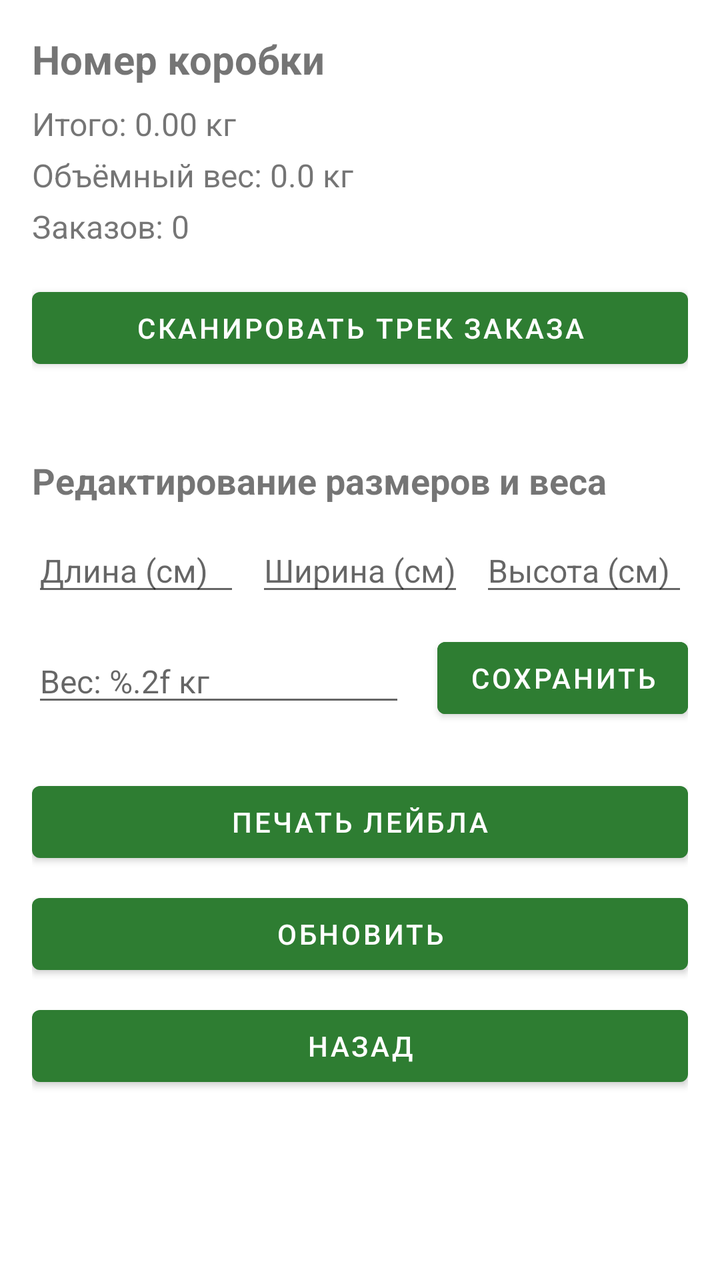
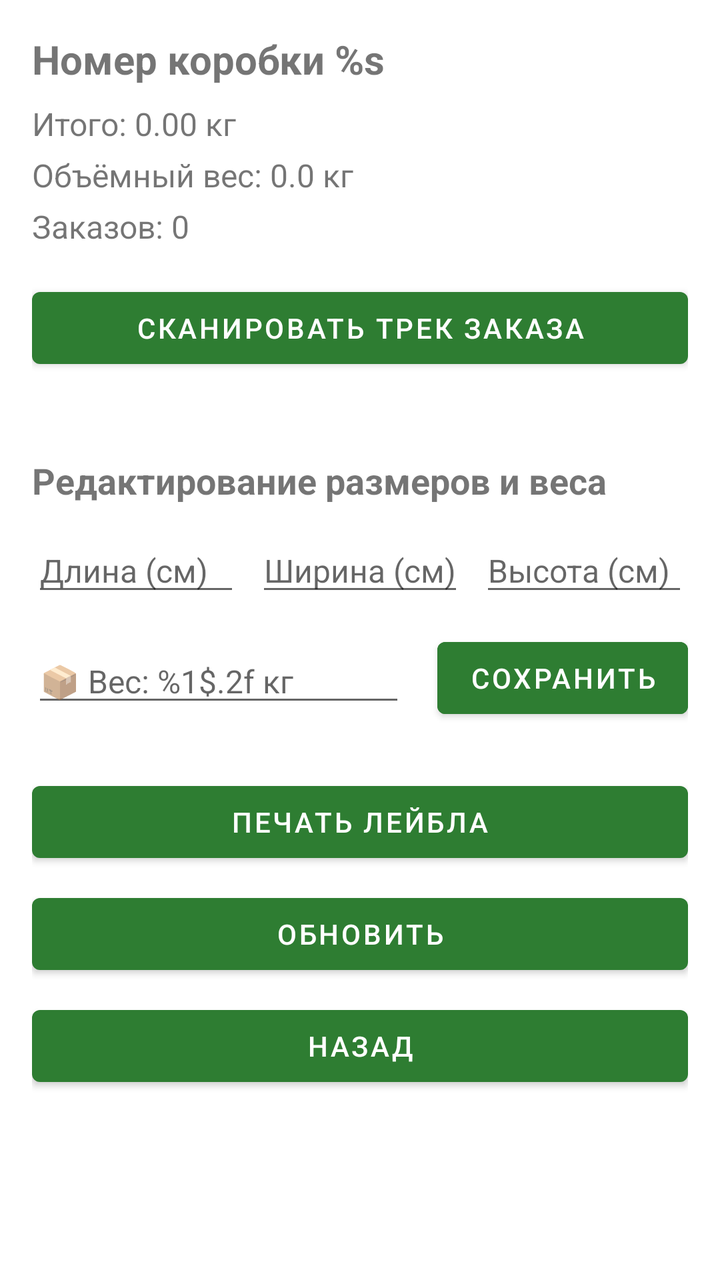

Two renders of the same Android screen: before a commit and after it. Below are the layout's source before the change and the commit's diff.
<!-- AndroidManifest.xml: application theme AppTheme -->
<!-- res/layout/fragment_box_detail.xml -->
<?xml version="1.0" encoding="utf-8"?>
<androidx.core.widget.NestedScrollView
    xmlns:android="http://schemas.android.com/apk/res/android"
    android:layout_width="match_parent"
    android:layout_height="match_parent"
    android:fillViewport="true">

    <LinearLayout
        android:layout_width="match_parent"
        android:layout_height="wrap_content"
        android:orientation="vertical"
        android:padding="16dp">

        
        <TextView
            android:id="@+id/tvBoxNumber"
            android:layout_width="wrap_content"
            android:layout_height="wrap_content"
            android:text="@string/box_number"
            android:textSize="20sp"
            android:textStyle="bold" />

        <TextView
            android:id="@+id/tvGrossWeight"
            android:layout_width="wrap_content"
            android:layout_height="wrap_content"
            android:text="@string/total_weight"
            android:textSize="16sp"
            android:layout_marginTop="8dp" />

        <TextView
            android:id="@+id/tvVWeight"
            android:layout_width="wrap_content"
            android:layout_height="wrap_content"
            android:text="Объёмный вес: 0.0 кг"
            android:textSize="16sp"
            android:layout_marginTop="4dp" />

        <TextView
            android:id="@+id/tvOrderCount"
            android:layout_width="wrap_content"
            android:layout_height="wrap_content"
            android:text="@string/orders"
            android:textSize="16sp"
            android:layout_marginTop="4dp" />

        
        <Button
            android:id="@+id/btnAddOrder"
            android:layout_width="match_parent"
            android:layout_height="wrap_content"
            android:layout_marginTop="16dp"
            android:text="@string/scan_track" />

        
        <ProgressBar
            android:id="@+id/progressBar"
            android:layout_width="wrap_content"
            android:layout_height="wrap_content"
            android:layout_gravity="center"
            android:visibility="gone"
            android:layout_marginTop="16dp" />

        
        <androidx.recyclerview.widget.RecyclerView
            android:id="@+id/rvOrders"
            android:layout_width="match_parent"
            android:layout_height="wrap_content"
            android:layout_marginTop="16dp"
            android:nestedScrollingEnabled="false" />

        
        <LinearLayout
            android:layout_width="match_parent"
            android:layout_height="wrap_content"
            android:orientation="vertical"
            android:layout_marginTop="24dp">

            <TextView
                android:layout_width="wrap_content"
                android:layout_height="wrap_content"
                android:text="@string/edit_dimensions_and_weight"
                android:textStyle="bold"
                android:textSize="18sp" />

            <LinearLayout
                android:layout_width="match_parent"
                android:layout_height="wrap_content"
                android:orientation="horizontal"
                android:layout_marginTop="12dp"
                android:gravity="center_vertical">

                <EditText
                    android:id="@+id/etLength"
                    android:layout_width="0dp"
                    android:layout_weight="1"
                    android:layout_height="wrap_content"
                    android:selectAllOnFocus="true"
                    android:hint="@string/length"
                    android:inputType="number"
                    android:textSize="16sp" />

                <EditText
                    android:id="@+id/etWidth"
                    android:layout_width="0dp"
                    android:layout_weight="1"
                    android:layout_height="wrap_content"
                    android:selectAllOnFocus="true"
                    android:hint="@string/width"
                    android:inputType="number"
                    android:textSize="16sp"
                    android:layout_marginHorizontal="8dp" />

                <EditText
                    android:id="@+id/etHeight"
                    android:layout_width="0dp"
                    android:layout_weight="1"
                    android:layout_height="wrap_content"
                    android:selectAllOnFocus="true"
                    android:hint="@string/height"
                    android:inputType="number"
                    android:textSize="16sp" />
            </LinearLayout>

            <LinearLayout
                android:layout_width="match_parent"
                android:layout_height="wrap_content"
                android:orientation="horizontal"
                android:layout_marginTop="12dp"
                android:gravity="center_vertical">

                <EditText
                    android:id="@+id/etGrossWeight"
                    android:layout_width="0dp"
                    android:layout_weight="1"
                    android:layout_height="wrap_content"
                    android:selectAllOnFocus="true"
                    android:hint="@string/weight_format"
                    android:inputType="numberDecimal"
                    android:textSize="16sp" />

                <Button
                    android:id="@+id/btnSaveSizes"
                    android:layout_width="wrap_content"
                    android:layout_height="wrap_content"
                    android:layout_marginStart="16dp"
                    android:text="@string/save"
                    android:backgroundTint="#2E7D32"
                    android:textColor="#FFFFFF" />
            </LinearLayout>
        </LinearLayout>

        
        <Button
            android:id="@+id/btnPrint"
            android:layout_width="match_parent"
            android:layout_height="wrap_content"
            android:layout_marginTop="24dp"
            android:text="@string/print_label" />

        <Button
            android:id="@+id/btnRefresh"
            android:layout_width="match_parent"
            android:layout_height="wrap_content"
            android:layout_marginTop="8dp"
            android:text="@string/refresh" />

        <Button
            android:id="@+id/btnBack"
            android:layout_width="match_parent"
            android:layout_height="wrap_content"
            android:layout_marginTop="8dp"
            android:text="@string/back" />

    </LinearLayout>
</androidx.core.widget.NestedScrollView>
<!-- resources referenced by this layout -->
<resources>
  <string name="back">Hазад</string>
  <string name="box_number">Номер коробки</string>
  <string name="edit_dimensions_and_weight">Редактирование размеров и веса</string>
  <string name="height">Высота (см)</string>
  <string name="length">Длина (см)</string>
  <string name="orders">Заказов: 0</string>
  <string name="print_label">Печать лейбла</string>
  <string name="refresh">Обновить</string>
  <string name="save">Сохранить</string>
  <string name="scan_track">Сканировать трек заказа</string>
  <string name="total_weight">Итого: 0.00 кг</string>
  <string name="weight_format">Вес: %.2f кг</string>
  <string name="width">Ширина (см)</string>
  <style name="AppTheme" parent="Theme.MaterialComponents.Light.NoActionBar">
          
          <item name="colorPrimary">#2E7D32</item>  
          <item name="colorPrimaryVariant">#1B5E20</item>
          <item name="colorOnPrimary">#FFFFFF</item>
          <item name="colorSecondary">#2E7D32</item>
          <item name="colorSecondaryVariant">#1B5E20</item>
          <item name="colorOnSecondary">#000000</item>
      </style>
</resources>

<!-- the commit's change to res/layout/fragment_box_detail.xml (unified diff, before → after) -->
@@ -16,7 +16,7 @@
             android:id="@+id/tvBoxNumber"
             android:layout_width="wrap_content"
             android:layout_height="wrap_content"
-            android:text="@string/box_number"
+            android:text="@string/box_track"
             android:textSize="20sp"
             android:textStyle="bold" />
 
<!-- resource entries referenced after the edit -->
@@ -1,7 +1,7 @@
 <!-- resources referenced by this layout -->
 <resources>
   <string name="back">Hазад</string>
-  <string name="box_number">Номер коробки</string>
+  <string name="box_track">Номер коробки %s</string>
   <string name="edit_dimensions_and_weight">Редактирование размеров и веса</string>
   <string name="height">Высота (см)</string>
   <string name="length">Длина (см)</string>
@@ -11,7 +11,7 @@
   <string name="save">Сохранить</string>
   <string name="scan_track">Сканировать трек заказа</string>
   <string name="total_weight">Итого: 0.00 кг</string>
-  <string name="weight_format">Вес: %.2f кг</string>
+  <string name="weight_format">📦 Вес: %1$.2f кг</string>
   <string name="width">Ширина (см)</string>
   <style name="AppTheme" parent="Theme.MaterialComponents.Light.NoActionBar">
           
